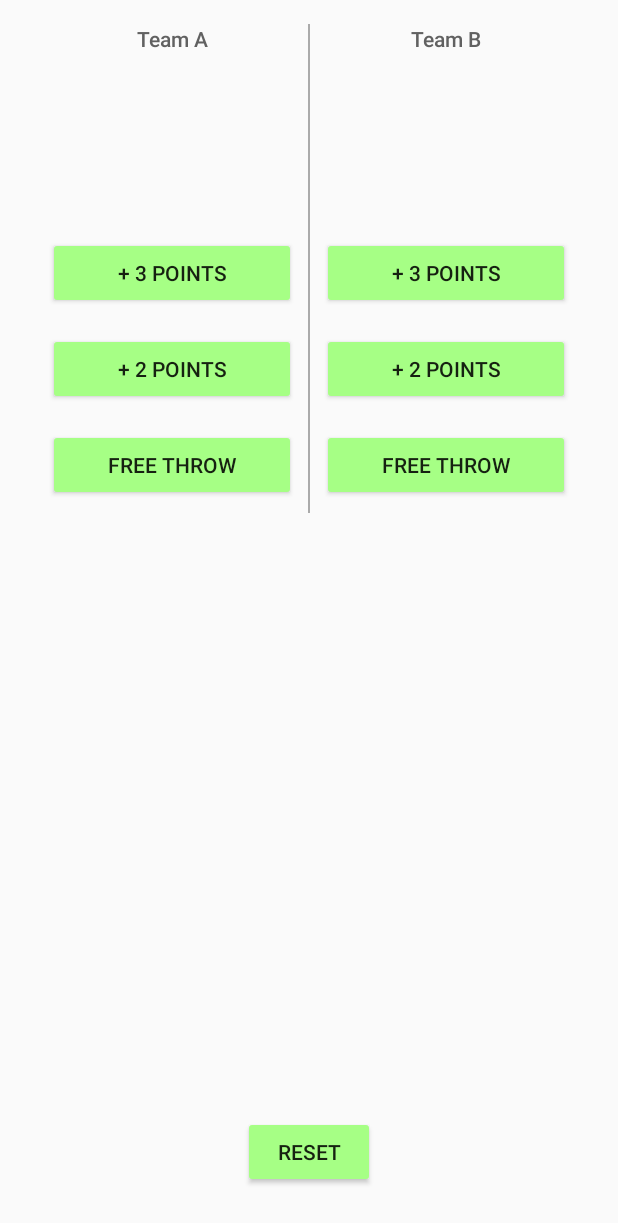
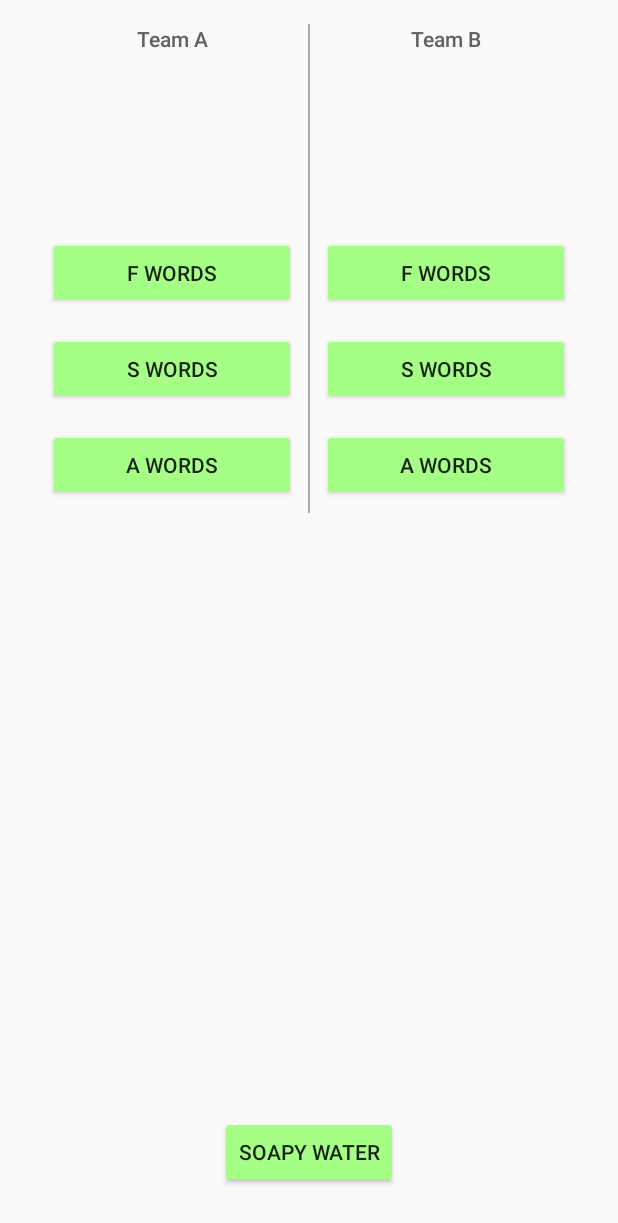
Before and after one commit to YoAdriaaannn/CourtCounter, an Android app: the layout activity_main.xml on its own in the app's theme, with its tools: preview values and no code run, on a phone screen of 412 x 824 dp. Shown: the top 1223 px of the screen. Run offline under Robolectric (Android 15) with nearby library versions, the phone set to English and light mode, and no system bars.

```diff
--- a/app/src/main/res/layout/activity_main.xml
+++ b/app/src/main/res/layout/activity_main.xml
@@ -62,7 +62,7 @@
                 android:layout_margin="8dp"
                 android:gravity="center"
                 android:onClick="threePointsForTeamA"
-                android:text="+ 3 Points"
+                android:text="@string/team_a_button_1"
                 android:textAllCaps="true" />
 
             <Button
@@ -72,7 +72,7 @@
                 android:layout_margin="8dp"
                 android:gravity="center"
                 android:onClick="twoPointsForTeamA"
-                android:text="+ 2 Points"
+                android:text="@string/team_a_button_2"
                 android:textAllCaps="true" />
 
             <Button
@@ -81,8 +81,8 @@
                 android:layout_height="wrap_content"
                 android:layout_margin="8dp"
                 android:gravity="center"
-                android:onClick="freeThrowForTeamA"
-                android:text="free throw"
+                android:onClick="onePointForTeamA"
+                android:text="@string/team_a_button_3"
                 android:textAllCaps="true" />
         </LinearLayout>
 
@@ -128,7 +128,7 @@
                 android:layout_margin="8dp"
                 android:gravity="center"
                 android:onClick="threePointsForTeamB"
-                android:text="+ 3 Points"
+                android:text="@string/team_b_button_1"
                 android:textAllCaps="true" />
 
             <Button
@@ -138,7 +138,7 @@
                 android:layout_margin="8dp"
                 android:gravity="center"
                 android:onClick="twoPointsForTeamB"
-                android:text="+ 2 Points"
+                android:text="@string/team_b_button_2"
                 android:textAllCaps="true" />
 
             <Button
@@ -147,8 +147,8 @@
                 android:layout_height="wrap_content"
                 android:layout_margin="8dp"
                 android:gravity="center"
-                android:onClick="freeThrowForTeamB"
-                android:text="free throw"
+                android:onClick="onePointForForTeamB"
+                android:text="@string/team_b_button_3"
                 android:textAllCaps="true" />
 
         </LinearLayout>
@@ -161,10 +161,10 @@
         android:layout_width="wrap_content"
         android:layout_height="wrap_content"
         android:layout_alignParentBottom="true"
-        android:layout_centerInParent="true"
+        android:layout_centerHorizontal="true"
         android:layout_marginBottom="32dp"
         android:onClick="resetScore"
-        android:text="reset"
+        android:text="@string/button_text_reset"
         android:textAllCaps="true" />
 
 
--- a/app/src/main/res/values/strings.xml
+++ b/app/src/main/res/values/strings.xml
@@ -15,5 +15,11 @@
     <string name="header_title_1">enter your name</string>
     <string name="input_2">PLAYER TWO</string>
     <string name="button_text_play">Play!</string>
-    <string name="button_text_reset">Reset</string>
+    <string name="button_text_reset">Soapy Water</string>
+    <string name="team_a_button_1">f words</string>
+    <string name="team_a_button_2">s words</string>
+    <string name="team_a_button_3">a words</string>
+    <string name="team_b_button_1">f words</string>
+    <string name="team_b_button_2">s words</string>
+    <string name="team_b_button_3">a words</string>
 </resources>
```
Also changed, not shown: app/src/main/AndroidManifest.xml (+12 -1 lines), app/src/main/java/com/example/android/courtcounter/MainActivity.java (+30 -2 lines).
